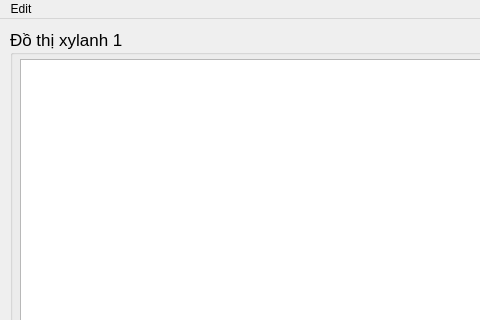
Vuchauduytung/LuanVan, file GUI/GUIgraph_fix.ui: the form before one commit; both pictures show x 0 to 480 and y 0 to 320 of the 800 by 620 pixel window.
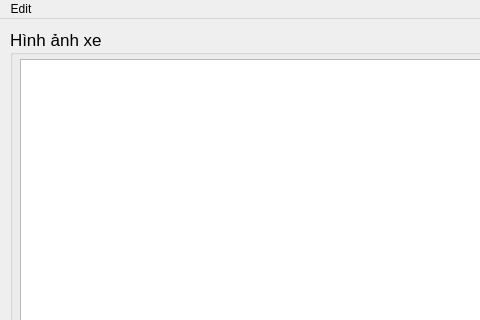
The form after the commit.

Patch:
```diff
--- a/GUI/GUIgraph_fix.ui
+++ b/GUI/GUIgraph_fix.ui
@@ -29,7 +29,7 @@
      </font>
     </property>
     <property name="title">
-     <string>Đồ thị xylanh 1</string>
+     <string>Hình ảnh xe</string>
     </property>
     <widget class="QGraphicsView" name="GV_graph">
      <property name="geometry">
```
Left out of the diff: 4 changed lines with no effect on the pictures.
